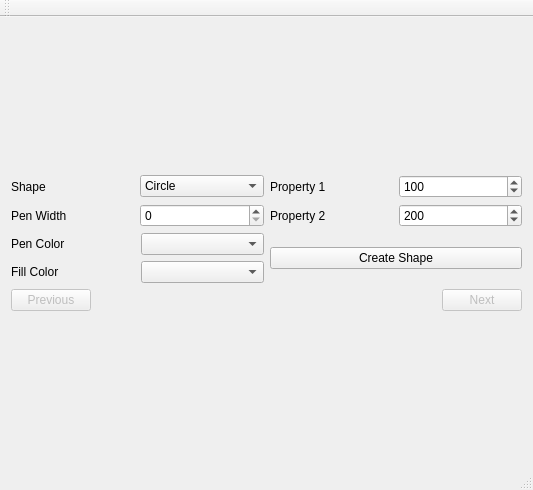
Qt form shapes.ui (Moopsy1/COS3711-Shapes) before a commit.
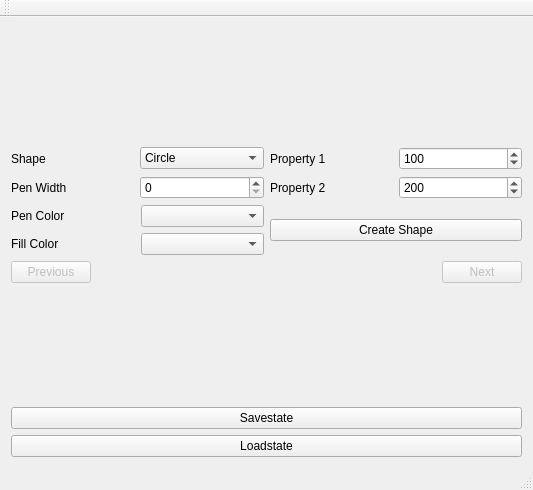
The same form after that commit.

Diff of the .ui file:
```diff
--- a/shapes.ui
+++ b/shapes.ui
@@ -211,6 +211,20 @@
       </item>
      </layout>
     </item>
+    <item>
+     <widget class="QPushButton" name="Savestate">
+      <property name="text">
+       <string>Savestate</string>
+      </property>
+     </widget>
+    </item>
+    <item>
+     <widget class="QPushButton" name="Loadstate">
+      <property name="text">
+       <string>Loadstate</string>
+      </property>
+     </widget>
+    </item>
    </layout>
   </widget>
   <widget class="QMenuBar" name="menuBar">
```
